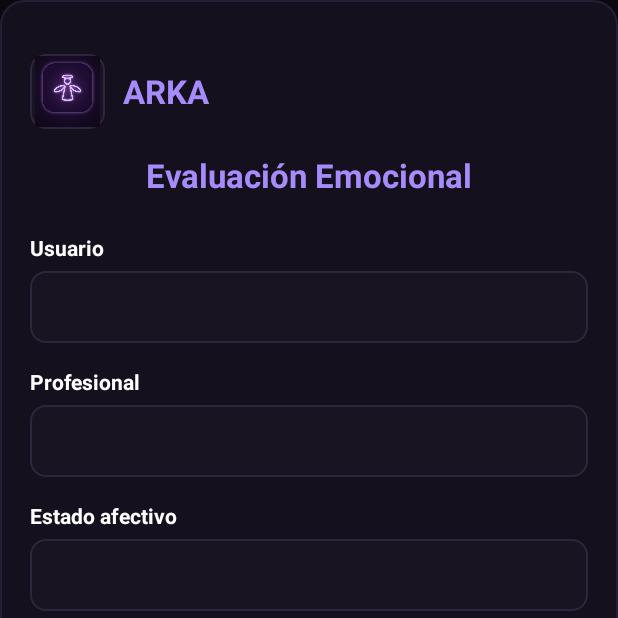
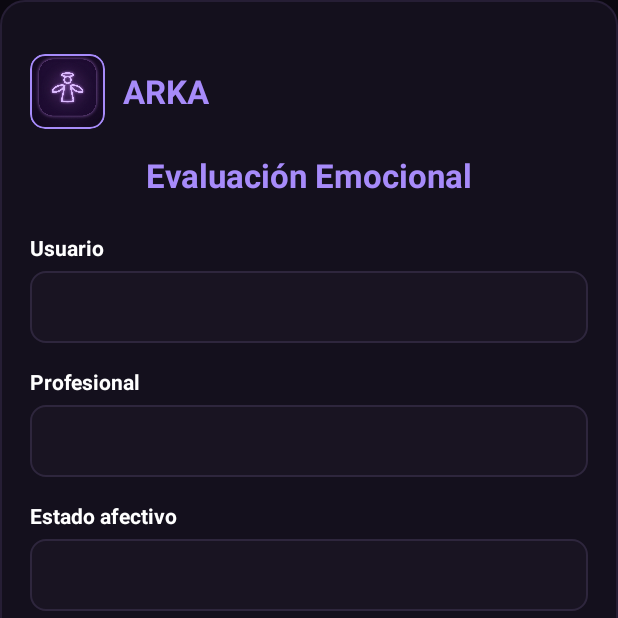
Before and after one commit to Roket9080/ARKA-MOVIL, an Android app: the screen it shows after launch (MainActivity), on a phone screen of 412 x 824 dp, the top half of it. Run offline under Robolectric (Android 15) with nearby library versions, the phone set to English and light mode, and no system bars.

Commit message:
Cambios En El Logo

```diff
--- a/app/src/main/res/layout/activity_main.xml
+++ b/app/src/main/res/layout/activity_main.xml
@@ -25,19 +25,24 @@
             android:gravity="center_vertical"
             android:orientation="horizontal">
 
-            <FrameLayout
+
+            <com.google.android.material.card.MaterialCardView
                 android:layout_width="50dp"
                 android:layout_height="50dp"
-                android:background="@drawable/bg_arka_input"
-                android:padding="1dp">
+                app:cardBackgroundColor="@android:color/transparent"
+                app:cardCornerRadius="10dp"
+                app:cardElevation="0dp"
+                app:strokeColor="@color/arka_purple_light"
+                app:strokeWidth="1.5dp">
 
                 <ImageView
                     android:id="@+id/ivLogoArka"
                     android:layout_width="match_parent"
                     android:layout_height="match_parent"
                     android:contentDescription="Logo ARKA"
+                    android:scaleType="centerCrop"
                     android:src="@drawable/logo_arka" />
-            </FrameLayout>
+            </com.google.android.material.card.MaterialCardView>
 
             <TextView
                 android:id="@+id/tvNombreMarca"
```
Also changed, not shown: app/src/main/res/layout/activity_ubicacion_paciente.xml (+8 -5 lines).
